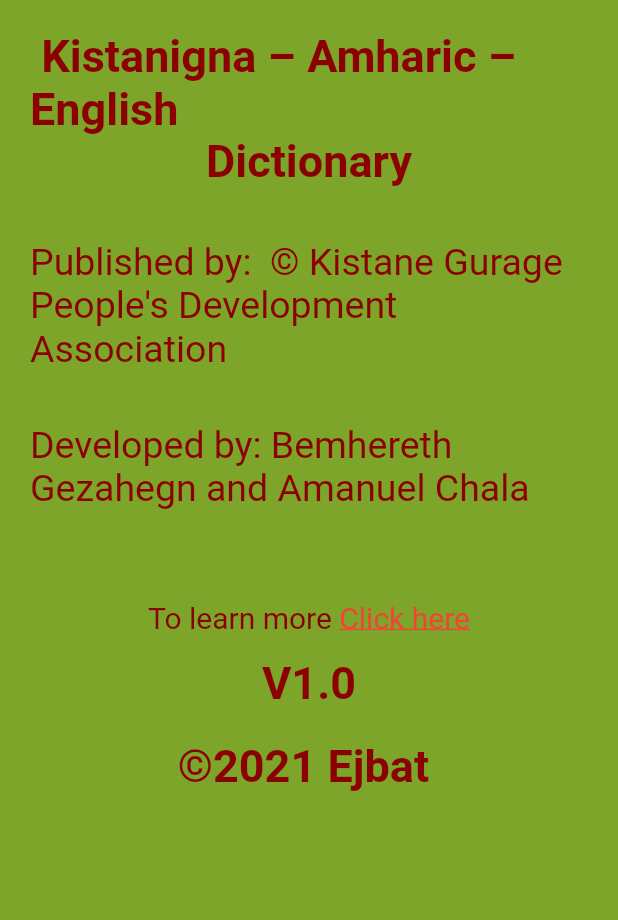
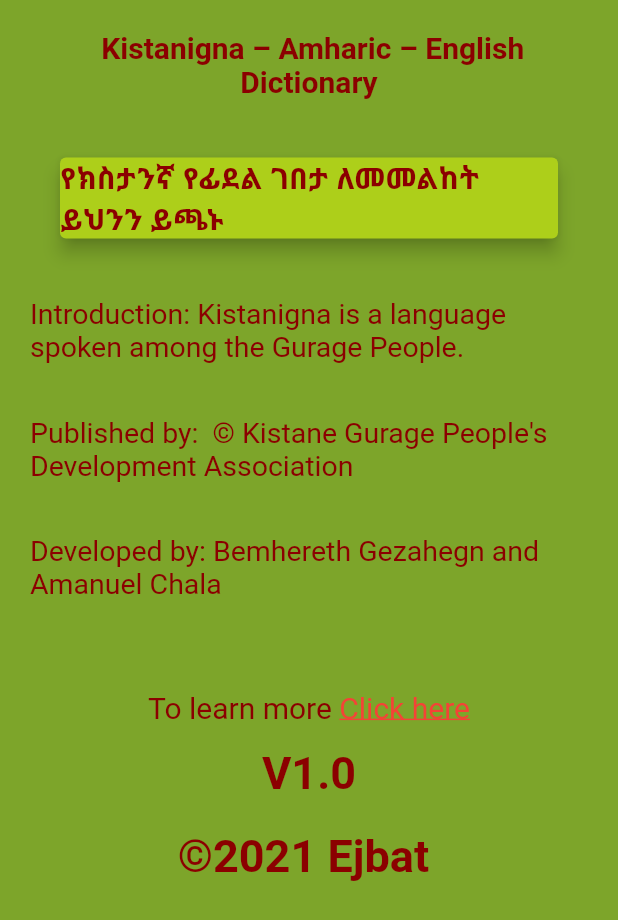
Before and after one commit to Bemhreth/Dictionary_app, a Flutter app: the Tab3 screen opened directly, on a phone screen of 412 x 824 dp. Shown: the top 920 px of the screen. Run offline on Flutter 3.47's test engine with Material 2 defaults, Android fonts, the phone set to English and light mode, and no system bars; our stand-ins replace csv, introduction_screen, shared_preferences, sqflite; accounts and stored records are empty.

Commit message:
added welcome screen

```diff
--- a/lib/screen/Tab3.dart
+++ b/lib/screen/Tab3.dart
@@ -1,6 +1,8 @@
 import 'package:flutter/gestures.dart';
 import 'package:flutter/material.dart';
 import 'package:url_launcher/url_launcher.dart';
+
+import 'Tab1.dart';
 
 
 class Tab3 extends StatelessWidget {
@@ -16,18 +18,34 @@
             children: <Widget>[
               SizedBox(height: 20,),
               Text(' Kistanigna – Amharic – English',
-              style: TextStyle(color: Color(0xFF8b0000),fontWeight: FontWeight.bold,fontSize: 30),),
+              style: TextStyle(color: Color(0xFF8b0000),fontWeight: FontWeight.bold,fontSize: 20),),
               Center(
                 child: Text('Dictionary',
-                  style: TextStyle(color: Color(0xFF8b0000),fontWeight: FontWeight.bold,fontSize: 30),),
+                  style: TextStyle(color: Color(0xFF8b0000),fontWeight: FontWeight.bold,fontSize: 20),),
+              ),
+              SizedBox(height: 35,),
+              FlatButton(onPressed: (){
+                  Navigator.of(context).push(
+                    MaterialPageRoute(builder: (_) => Tab1()),
+                  );
+              }, child:Card(
+                elevation: 5,
+                color:Color(0xFFadcf1a),
+                child: Text('የክስታንኛ የፊደል ገበታ ለመመልከት ይህንን ይጫኑ',
+                  style: TextStyle(color: Color(0xFF8b0000),fontSize: 20,fontWeight: FontWeight.bold),
+                ),
+              ),),
+              SizedBox(height: 35,),
+              Text('Introduction: Kistanigna is a language spoken among the Gurage People.',
+                style: TextStyle(color: Color(0xFF8b0000),fontSize: 19),
               ),
               SizedBox(height: 35,),
               Text('Published by:  © Kistane Gurage People\'s Development Association',
-                style: TextStyle(color: Color(0xFF8b0000),fontSize: 25),),
+                style: TextStyle(color: Color(0xFF8b0000),fontSize: 19),),
               SizedBox(height: 35,),
 
               Text('Developed by: Bemhereth Gezahegn and Amanuel Chala',
-                style: TextStyle(color: Color(0xFF8b0000),fontSize: 25),),
+                style: TextStyle(color: Color(0xFF8b0000),fontSize: 19),),
 
               SizedBox(height: 60,),
               RichText(
```
Also changed, not shown: lib/screen/Tab1.dart (added, +21 -0 lines).
